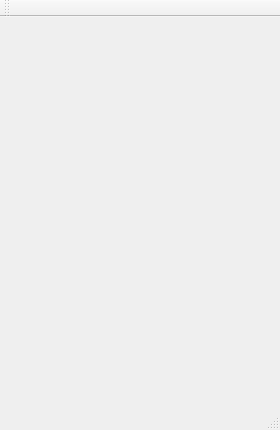
The window that Forms/mainwindow.ui (jasonodonnell/twitchcreep) describes before a commit, drawn with Qt 5.
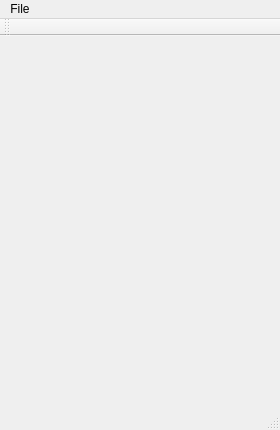
The same window after the commit.

```diff
--- a/Forms/mainwindow.ui
+++ b/Forms/mainwindow.ui
@@ -23,6 +23,14 @@
      <height>22</height>
     </rect>
    </property>
+   <widget class="QMenu" name="menuFile">
+    <property name="title">
+     <string>File</string>
+    </property>
+    <addaction name="actionAdd_User"/>
+    <addaction name="actionExit"/>
+   </widget>
+   <addaction name="menuFile"/>
   </widget>
   <widget class="QToolBar" name="mainToolBar">
    <attribute name="toolBarArea">
```
Left out of the diff: 10 changed lines with no effect on the pictures.
